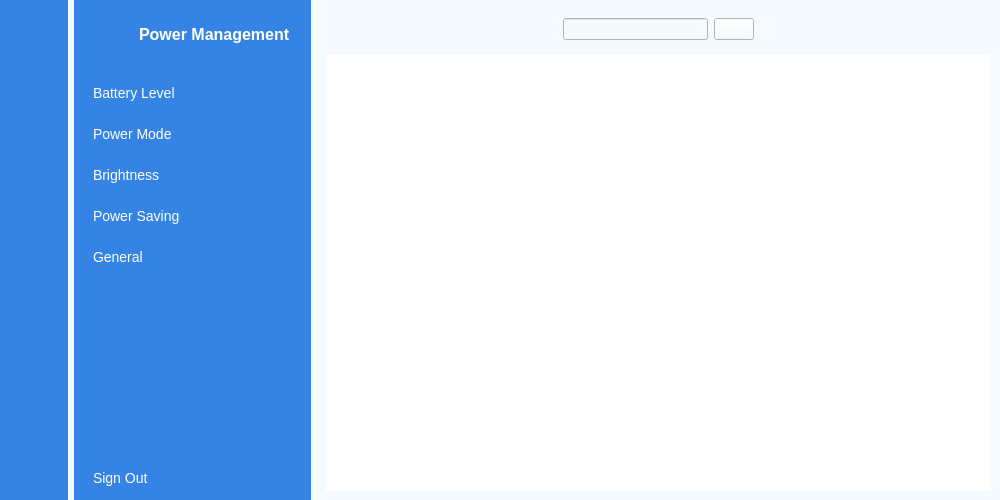
Qt form main_form.ui (qhaihcblol/Demo) before a commit.
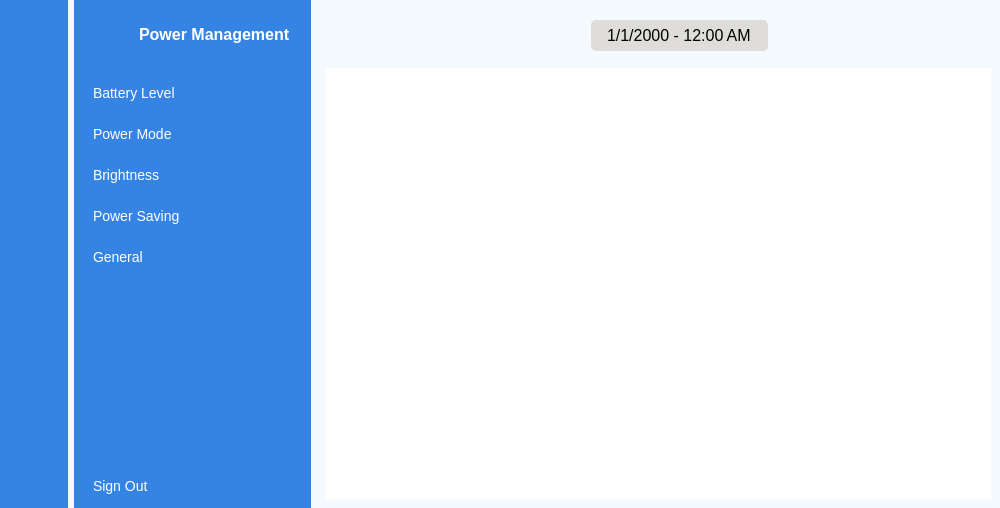
The same form after that commit. Icons and pictures are not drawn.

Commit message: Edit Power Mode

```diff
--- a/main_form.ui
+++ b/main_form.ui
@@ -7,7 +7,7 @@
     <x>0</x>
     <y>0</y>
     <width>1000</width>
-    <height>500</height>
+    <height>508</height>
    </rect>
   </property>
   <property name="windowTitle">
@@ -540,8 +540,8 @@
             </property>
             <property name="iconSize">
              <size>
-              <width>30</width>
-              <height>30</height>
+              <width>35</width>
+              <height>35</height>
              </size>
             </property>
             <property name="checkable">
@@ -563,28 +563,65 @@
            </spacer>
           </item>
           <item>
-           <layout class="QHBoxLayout" name="horizontalLayout">
-            <item>
-             <widget class="QLineEdit" name="lineEdit"/>
-            </item>
-            <item>
-             <widget class="QPushButton" name="pushButton_14">
-              <property name="text">
-               <string/>
-              </property>
-              <property name="icon">
-               <iconset>
-                <normaloff>Resource/search.png</normaloff>Resource/search.png</iconset>
-              </property>
-              <property name="iconSize">
-               <size>
-                <width>20</width>
-                <height>20</height>
-               </size>
-              </property>
-             </widget>
-            </item>
-           </layout>
+           <widget class="QLabel" name="label">
+            <property name="minimumSize">
+             <size>
+              <width>35</width>
+              <height>35</height>
+             </size>
+            </property>
+            <property name="maximumSize">
+             <size>
+              <width>35</width>
+              <height>35</height>
+             </size>
+            </property>
+            <property name="text">
+             <string/>
+            </property>
+            <property name="pixmap">
+             <pixmap resource="res.qrc">:/image/Resource/calendar.png</pixmap>
+            </property>
+            <property name="scaledContents">
+             <bool>true</bool>
+            </property>
+            <property name="wordWrap">
+             <bool>false</bool>
+            </property>
+           </widget>
+          </item>
+          <item>
+           <widget class="QDateTimeEdit" name="dateTimeEdit">
+            <property name="font">
+             <font>
+              <pointsize>-1</pointsize>
+              <italic>false</italic>
+              <bold>false</bold>
+             </font>
+            </property>
+            <property name="styleSheet">
+             <string notr="true">font-size: 16px;
+border-radius: 5px;
+padding: 5px;
+background-color: rgb(222, 221, 218);
+text-align: center;</string>
+            </property>
+            <property name="alignment">
+             <set>Qt::AlignmentFlag::AlignCenter</set>
+            </property>
+            <property name="readOnly">
+             <bool>true</bool>
+            </property>
+            <property name="buttonSymbols">
+             <enum>QAbstractSpinBox::ButtonSymbols::NoButtons</enum>
+            </property>
+            <property name="displayFormat">
+             <string>M/d/yyyy - h:mm AP</string>
+            </property>
+           </widget>
+          </item>
+          <item>
+           <layout class="QHBoxLayout" name="horizontalLayout"/>
           </item>
           <item>
            <spacer name="horizontalSpacer">
@@ -613,8 +650,8 @@
             </property>
             <property name="iconSize">
              <size>
-              <width>30</width>
-              <height>30</height>
+              <width>35</width>
+              <height>35</height>
              </size>
             </property>
             <property name="checkable">
```
Left out of the diff: 140 changed lines with no effect on the pictures. The commit also changes 15 other files.
